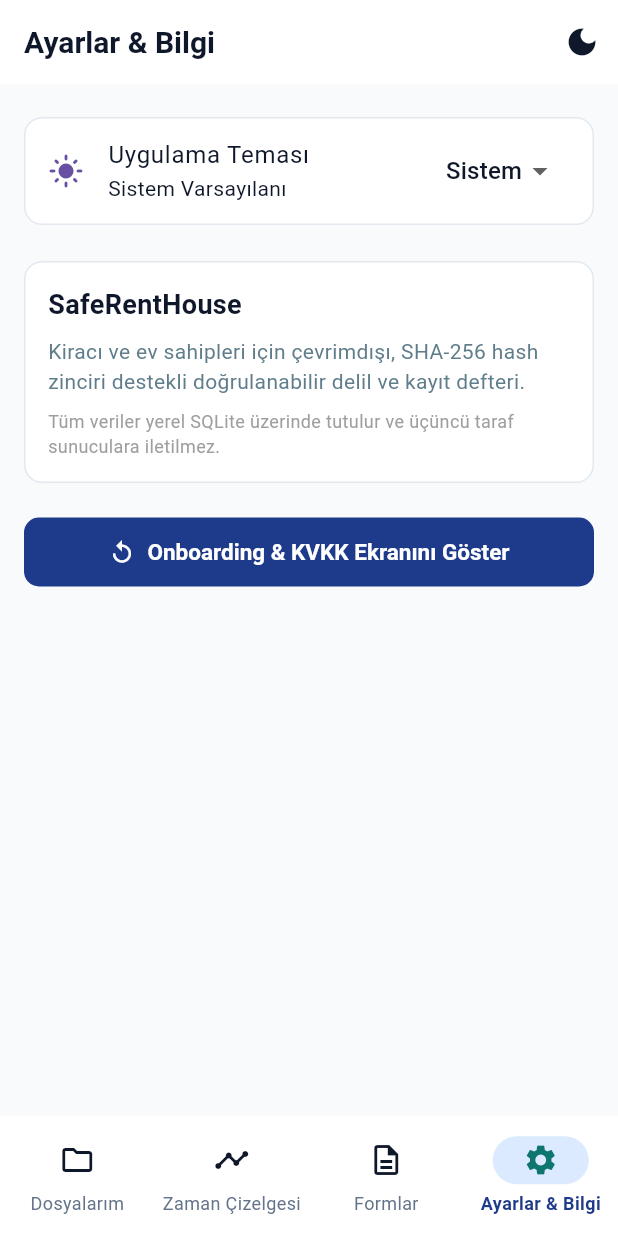
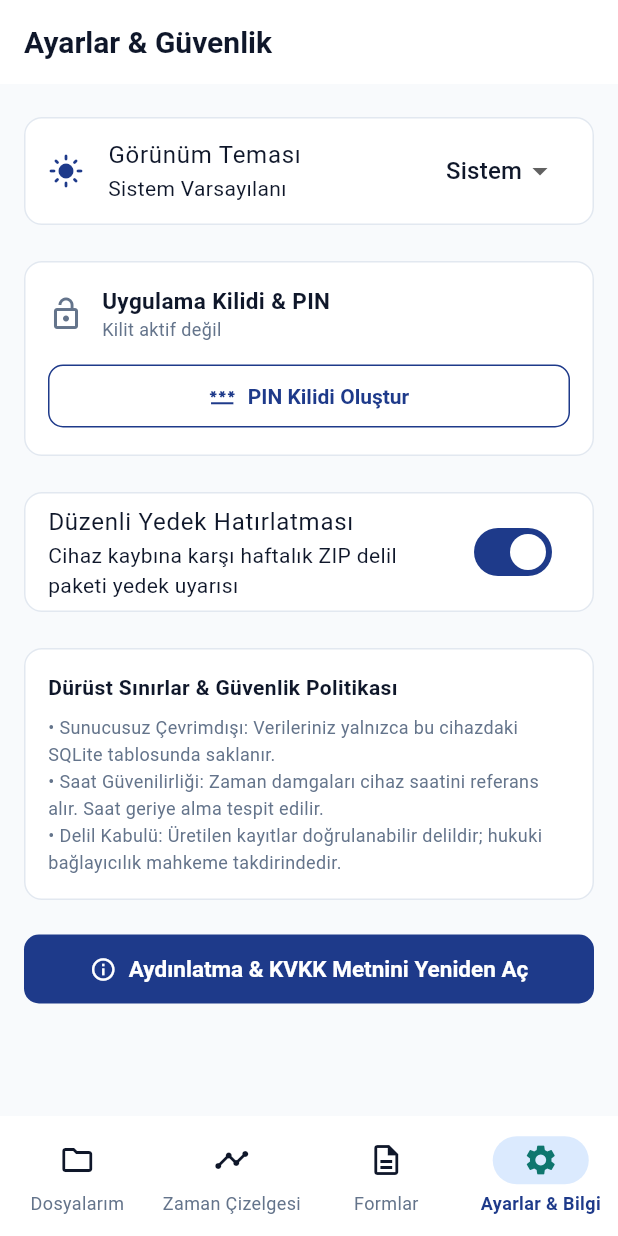
Before and after one commit to tubaknr/kiraci-app, a Flutter app: the screen it shows after launch, item 4 of the bottom bar chosen, on a phone screen of 412 x 824 dp. Run offline on Flutter 3.47's test engine with Material 3 defaults, Android fonts, the phone set to English and light mode, and no system bars; our stand-ins replace file_picker, flutter_local_notifications, image_picker, local_auth, pdf, printing and 2 more; accounts and stored records are empty.

Commit message:
feat(settings): T23 - SettingsView, LockView, PIN security, and backup reminder

```diff
--- a/lib/core/services/lock_service.dart
+++ b/lib/core/services/lock_service.dart
@@ -70,12 +70,12 @@ class LockService {
   /// Kilit yapılandırma dosyasını okur.
   Future<LockConfig> loadConfig() async {
     final file = await _getConfigFile();
-    if (!await file.exists()) {
+    if (!file.existsSync()) {
       return const LockConfig();
     }
 
     try {
-      final jsonStr = await file.readAsString();
+      final jsonStr = file.readAsStringSync();
       final map = jsonDecode(jsonStr) as Map<String, dynamic>;
       return LockConfig.fromMap(map);
     } catch (_) {
@@ -87,7 +87,7 @@ class LockService {
   Future<void> saveConfig(LockConfig config) async {
     final file = await _getConfigFile();
     final jsonStr = jsonEncode(config.toMap());
-    await file.writeAsString(jsonStr);
+    file.writeAsStringSync(jsonStr);
   }
 
   /// Cihazın biyometrik donanım desteğini kontrol eder.
--- /dev/null
+++ b/lib/features/settings/view/settings_view.dart
@@ -0,0 +1,268 @@
+import 'package:flutter/material.dart';
+import '../../../core/constants/app_colors.dart';
+import '../../../core/services/lock_service.dart';
+import '../../../core/services/notification_service.dart';
+import '../../../core/theme/app_theme.dart';
+import '../../lock/controller/lock_controller.dart';
+
+/// Ayarlar, Tema ve Uygulama Kilidi Ekranı (Sümeyye - T23)
+class SettingsView extends StatefulWidget {
+  final LockController? lockController;
+  final VoidCallback? onShowOnboarding;
+
+  const SettingsView({
+    super.key,
+    this.lockController,
+    this.onShowOnboarding,
+  });
+
+  @override
+  State<SettingsView> createState() => _SettingsViewState();
+}
+
+class _SettingsViewState extends State<SettingsView> {
+  late final LockController _lockController;
+  final NotificationService _notificationService = NotificationService();
+  final TextEditingController _pinController = TextEditingController();
+
+  bool _enableBiometrics = false;
+  bool _backupReminderEnabled = true;
+
+  @override
+  void initState() {
+    super.initState();
+    _lockController = widget.lockController ?? LockController(LockService());
+    _lockController.checkLockState();
+  }
+
+  @override
+  void dispose() {
+    if (widget.lockController == null) {
+      _lockController.dispose();
+    }
+    _pinController.dispose();
+    super.dispose();
+  }
+
+  void _showSetPinDialog() {
+    showDialog<void>(
+      context: context,
+      builder: (BuildContext context) {
+        return AlertDialog(
+          title: const Text('Yeni PIN Belirle'),
+          content: Column(
+            mainAxisSize: MainAxisSize.min,
+            children: [
+              const Text('4-8 basamaklı bir sayısal PIN kodu girin:'),
+              const SizedBox(height: 12),
+              TextField(
+                controller: _pinController,
+                obscureText: true,
+                keyboardType: TextInputType.number,
+                maxLength: 8,
+                decoration: const InputDecoration(
+                  hintText: 'PIN Kodu',
+                  counterText: '',
+                ),
+              ),
+              CheckboxListTile(
+                contentPadding: EdgeInsets.zero,
+                title: const Text('Biyometriğe de izin ver'),
+                value: _enableBiometrics,
+                onChanged: (bool? v) => setState(() => _enableBiometrics = v ?? false),
+              ),
+            ],
+          ),
+          actions: [
+            TextButton(
+              onPressed: () => Navigator.of(context).pop(),
+              child: const Text('İptal'),
+            ),
+            ElevatedButton(
+              onPressed: () async {
+                final NavigatorState nav = Navigator.of(context);
+                final ScaffoldMessengerState messenger = ScaffoldMessenger.of(context);
+                final bool success = await _lockController.setupLock(
+                  pin: _pinController.text,
+                  enableBiometrics: _enableBiometrics,
+                );
+                if (success && mounted) {
+                  _pinController.clear();
+                  nav.pop();
+                  messenger.showSnackBar(
+                    const SnackBar(content: Text('Uygulama kilidi başarıyla aktifleştirildi.')),
+                  );
+                }
+              },
+              child: const Text('Kaydet'),
+            ),
+          ],
+        );
+      },
+    );
+  }
+
+  @override
+  Widget build(BuildContext context) {
+    return Scaffold(
+      appBar: AppBar(
+        title: const Text('Ayarlar & Güvenlik'),
+      ),
+      body: ListView(
+        padding: const EdgeInsets.all(16.0),
+        children: [
+          _buildThemeCard(),
+          const SizedBox(height: 12),
+          _buildLockCard(),
+          const SizedBox(height: 12),
+          _buildBackupReminderCard(),
+          const SizedBox(height: 12),
+          _buildDisclaimerCard(),
+          const SizedBox(height: 16),
+          _buildOnboardingButton(),
+        ],
+      ),
+    );
+  }
+
+  Widget _buildThemeCard() {
+    return ValueListenableBuilder<ThemeMode>(
+      valueListenable: AppTheme.themeModeNotifier,
+      builder: (BuildContext context, ThemeMode currentMode, _) {
+        final bool isDark = currentMode == ThemeMode.dark;
+
+        return Card(
+          child: ListTile(
+            leading: Icon(
+              isDark ? Icons.dark_mode : Icons.light_mode,
+              color: AppColors.primary,
+            ),
+            title: const Text('Görünüm Teması'),
+            subtitle: Text(
+              currentMode == ThemeMode.system
+                  ? 'Sistem Varsayılanı'
+                  : (isDark ? 'Koyu Tema' : 'Açık Tema'),
+            ),
+            trailing: DropdownButton<ThemeMode>(
+              value: currentMode,
+              underline: const SizedBox.shrink(),
+              items: const [
+                DropdownMenuItem(value: ThemeMode.system, child: Text('Sistem')),
+                DropdownMenuItem(value: ThemeMode.light, child: Text('Açık')),
+                DropdownMenuItem(value: ThemeMode.dark, child: Text('Koyu')),
+              ],
+              onChanged: (ThemeMode? newMode) {
+                if (newMode != null) AppTheme.setThemeMode(newMode);
+              },
+            ),
+          ),
+        );
+      },
+    );
+  }
+
+  Widget _buildLockCard() {
+    return ValueListenableBuilder<bool>(
+      valueListenable: _lockController.isConfigured,
+      builder: (BuildContext context, bool isConfigured, _) {
+        return Card(
+          child: Padding(
+            padding: const EdgeInsets.all(16.0),
+            child: Column(
+              crossAxisAlignment: CrossAxisAlignment.start,
+              children: [
+                Row(
+                  children: [
+                    Icon(
+                      isConfigured ? Icons.lock : Icons.lock_open,
+                      color: isConfigured ? AppColors.secondary : AppColors.lightTextSecondary,
+                    ),
+                    const SizedBox(width: 12),
+                    Expanded(
+                      child: Column(
+                        crossAxisAlignment: CrossAxisAlignment.start,
+                        children: [
+                          const Text(
+                            'Uygulama Kilidi & PIN',
+                            style: TextStyle(fontWeight: FontWeight.bold, fontSize: 15),
+                          ),
+                          Text(
+                            isConfigured
+                                ? 'PIN kilidi devrede (SHA-256 tuzlu özet)'
+                                : 'Kilit aktif değil',
+                            style: const TextStyle(fontSize: 12, color: AppColors.lightTextSecondary),
+                          ),
+                        ],
+                      ),
+                    ),
+                  ],
+                ),
+                const SizedBox(height: 12),
+                SizedBox(
+                  width: double.infinity,
+                  child: OutlinedButton.icon(
+                    onPressed: _showSetPinDialog,
+                    icon: const Icon(Icons.password),
+                    label: Text(isConfigured ? 'PIN Kodunu Değiştir' : 'PIN Kilidi Oluştur'),
+                  ),
+                ),
+              ],
+            ),
+          ),
+        );
+      },
+    );
+  }
+
+  Widget _buildBackupReminderCard() {
+    return Card(
+      child: SwitchListTile(
+        title: const Text('Düzenli Yedek Hatırlatması'),
+        subtitle: const Text('Cihaz kaybına karşı haftalık ZIP delil paketi yedek uyarısı'),
+        value: _backupReminderEnabled,
+        onChanged: (bool val) async {
+          setState(() => _backupReminderEnabled = val);
+          if (val) {
+            await _notificationService.showNotification(
+              id: 9999,
+              title: 'SafeRentHouse Yedekleme Uyarısı',
+              body: 'Düzenli delil güvenliğiniz için ZIP paketinizi dışa aktarıp yedekleyin.',
+            );
+          }
+        },
+      ),
+    );
+  }
+
+  Widget _buildDisclaimerCard() {
+    return const Card(
+      child: Padding(
+        padding: EdgeInsets.all(16.0),
+        child: Column(
+          crossAxisAlignment: CrossAxisAlignment.start,
+          children: [
+            Text(
+              'Dürüst Sınırlar & Güvenlik Politikası',
+              style: TextStyle(fontSize: 14, fontWeight: FontWeight.bold),
+            ),
+            SizedBox(height: 8),
+            Text(
+              '• Sunucusuz Çevrimdışı: Verileriniz yalnızca bu cihazdaki SQLite tablosunda saklanır.\n'
+              '• Saat Güvenilirliği: Zaman damgaları cihaz saatini referans alır. Saat geriye alma tespit edilir.\n'
+              '• Delil Kabulü: Üretilen kayıtlar doğrulanabilir delildir; hukuki bağlayıcılık mahkeme takdirindedir.',
+              style: TextStyle(fontSize: 12, height: 1.5, color: AppColors.lightTextSecondary),
+            ),
+          ],
+        ),
+      ),
+    );
+  }
+
+  Widget _buildOnboardingButton() {
+    return ElevatedButton.icon(
+      onPressed: widget.onShowOnboarding,
+      icon: const Icon(Icons.info_outline),
+      label: const Text('Aydınlatma & KVKK Metnini Yeniden Aç'),
+    );
+  }
+}
--- a/lib/main.dart
+++ b/lib/main.dart
@@ -7,6 +7,7 @@ import 'features/cases/view/cases_view.dart';
 import 'features/forms/view/forms_menu_view.dart';
 import 'features/onboarding/view/onboarding_view.dart';
 import 'features/records/view/timeline_view.dart';
+import 'features/settings/view/settings_view.dart';
 
 void main() {
   WidgetsFlutterBinding.ensureInitialized();
@@ -70,7 +71,9 @@ class _SafeRentHouseAppState extends State<SafeRentHouseApp> {
                       ),
                       TimelineView(caseId: _activeCaseId),
                       FormsMenuView(currentCaseId: _activeCaseId),
-                      _buildSettingsAndAboutView(currentThemeMode),
+                      SettingsView(
+                        onShowOnboarding: () => setState(() => _hasSeenOnboarding = false),
+                      ),
                     ],
                   ),
                   bottomNavigationBar: NavigationBar(
@@ -104,94 +107,4 @@ class _SafeRentHouseAppState extends State<SafeRentHouseApp> {
       },
     );
   }
-
-  Widget _buildSettingsAndAboutView(ThemeMode currentThemeMode) {
-    final bool isDark = currentThemeMode == ThemeMode.dark;
-
-    return Scaffold(
-      appBar: AppBar(
-        title: const Text('Ayarlar & Bilgi'),
-        actions: [
-          IconButton(
-            tooltip: isDark ? 'Açık Temaya Geç' : 'Koyu Temaya Geç',
-            icon: Icon(isDark ? Icons.light_mode : Icons.dark_mode),
-            onPressed: AppTheme.toggleTheme,
-          ),
-        ],
-      ),
-      body: ListView(
-        padding: const EdgeInsets.all(16.0),
-        children: [
-          Card(
-            child: ListTile(
-              leading: Icon(
-                isDark ? Icons.dark_mode : Icons.light_mode,
-                color: Theme.of(context).colorScheme.primary,
-              ),
-              title: const Text('Uygulama Teması'),
-              subtitle: Text(
-                currentThemeMode == ThemeMode.system
-                    ? 'Sistem Varsayılanı'
-                    : (isDark ? 'Koyu Tema' : 'Açık Tema'),
-              ),
-              trailing: DropdownButton<ThemeMode>(
-                value: currentThemeMode,
-                underline: const SizedBox.shrink(),
-                items: const [
-                  DropdownMenuItem(
-                    value: ThemeMode.system,
-                    child: Text('Sistem'),
-                  ),
-                  DropdownMenuItem(
-                    value: ThemeMode.light,
-                    child: Text('Açık'),
-                  ),
-                  DropdownMenuItem(
-                    value: ThemeMode.dark,
-                    child: Text('Koyu'),
-                  ),
-                ],
-                onChanged: (ThemeMode? newMode) {
-                  if (newMode != null) {
-                    AppTheme.setThemeMode(newMode);
-                  }
-                },
-              ),
-            ),
-          ),
-          const SizedBox(height: 12),
-          const Card(
-            child: Padding(
-              padding: EdgeInsets.all(16.0),
-              child: Column(
-                crossAxisAlignment: CrossAxisAlignment.start,
-                children: [
-                  Text(
-                    'SafeRentHouse',
-                    style: TextStyle(fontSize: 18, fontWeight: FontWeight.bold),
-                  ),
-                  SizedBox(height: 8),
-                  Text(
-                    'Kiracı ve ev sahipleri için çevrimdışı, SHA-256 hash zinciri destekli doğrulanabilir delil ve kayıt defteri.',
-                    style: TextStyle(color: Colors.blueGrey),
-                  ),
-                  SizedBox(height: 8),
-                  Text(
-                    'Tüm veriler yerel SQLite üzerinde tutulur ve üçüncü taraf sunuculara iletilmez.',
-                    style: TextStyle(fontSize: 12, color: Colors.grey),
-                  ),
-                ],
-              ),
-            ),
-          ),
-          const SizedBox(height: 16),
-          ElevatedButton.icon(
-            icon: const Icon(Icons.replay),
-            label: const Text('Onboarding & KVKK Ekranını Göster'),
-            onPressed: () => setState(() => _hasSeenOnboarding = false),
-          ),
-        ],
-      ),
-    );
-  }
 }
```
Also changed, not shown: lib/features/lock/view/lock_view.dart (added, +150 -0 lines), 3 other files.
